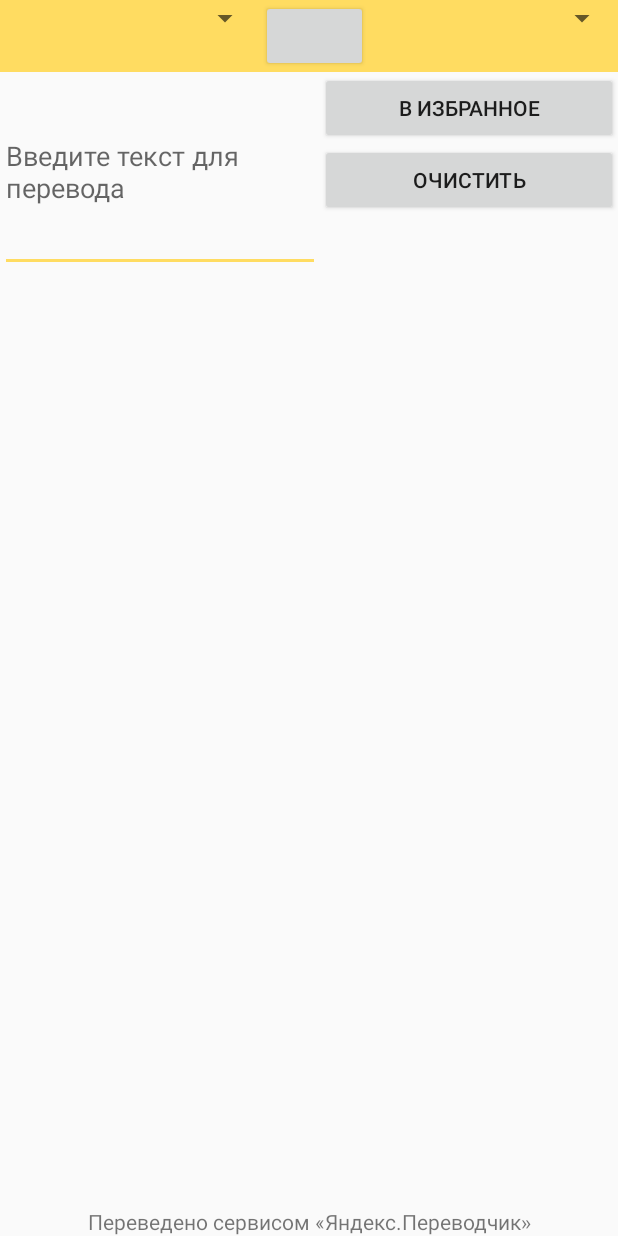
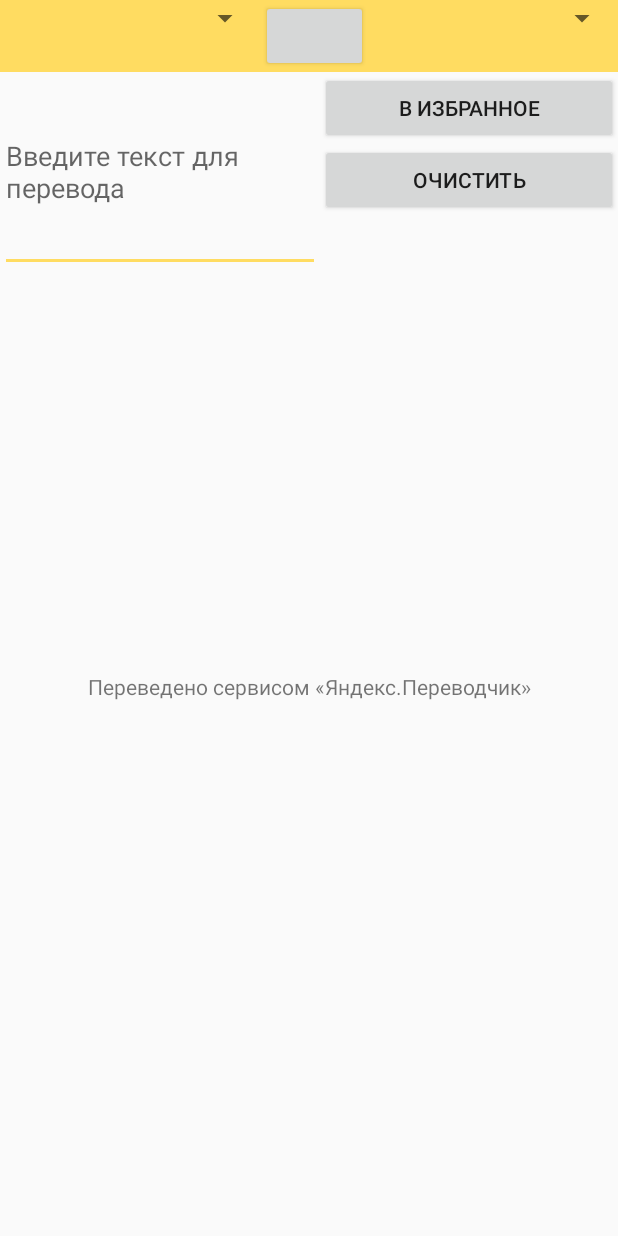
Before and after one commit to arthur-barsegyan/YaTranslator, an Android app: the layout fragment_translator.xml on its own in the app's theme, with its tools: preview values and no code run, on a phone screen of 412 x 824 dp. Run offline under Robolectric (Android 15) with nearby library versions, the phone set to English and light mode, and no system bars.

Commit message:
Fixed problem and added handler for network status

```diff
--- a/app/src/main/java/ru/nsu/arturbarsegyan/yatranslator/model/Model.java
+++ b/app/src/main/java/ru/nsu/arturbarsegyan/yatranslator/model/Model.java
@@ -21,6 +21,6 @@ public interface Model extends Observable {
 
     boolean addFavoriteTranslation(String favoriteTranslation);
     ArrayList<TranslationData> getFavoriteTranslations();
-// Observer при обновлении должен обновлять сразу все данные или можно разделять наблюдателей по категориям?
-// В данном случае наверное проще было бы обновлять все данные в наблюдателе сразу (сразу менять данные в GUI)
+
+    boolean isServerAvailable();
 }
--- a/app/src/main/java/ru/nsu/arturbarsegyan/yatranslator/view/View.java
+++ b/app/src/main/java/ru/nsu/arturbarsegyan/yatranslator/view/View.java
@@ -14,4 +14,5 @@ public interface View {
     void setPresenter(Presenter presenter);
 
     void showSaveErrorMessage(String errorMsg);
+    void showServerUnavailableState();
 }
--- a/app/src/main/res/layout/fragment_translator.xml
+++ b/app/src/main/res/layout/fragment_translator.xml
@@ -1,4 +1,5 @@
 <FrameLayout xmlns:android="http://schemas.android.com/apk/res/android"
+    xmlns:app="http://schemas.android.com/apk/res-auto"
     xmlns:tools="http://schemas.android.com/tools"
     android:id="@+id/translator_fragment_layout"
     android:layout_width="match_parent"
@@ -81,24 +82,52 @@
                     android:layout_weight="1"
                     android:text="Очистить" />
 
+
+                <TextView
+                    android:id="@+id/translationView"
+                    android:layout_width="match_parent"
+                    android:layout_height="120pt"
+                    android:text=""
+                    android:textIsSelectable="true"
+                    android:textSize="30sp"
+                    android:layout_below="@+id/userInputArea"
+                    android:layout_alignParentLeft="true"
+                    android:layout_alignParentStart="true" />
+
                 <TextView
                     android:id="@+id/usageTextView"
                     android:layout_width="match_parent"
                     android:layout_height="wrap_content"
-                    android:layout_alignParentBottom="true"
                     android:text="@string/usage_text"
-                    android:textAlignment="center" />
+                    android:textAlignment="center"
+                    android:layout_marginBottom="40dp"
+                    android:layout_below="@id/translationView"/>
 
-                <TextView
-                    android:id="@+id/translationView"
+                <LinearLayout
+                    android:id="@+id/networkStateLayout"
                     android:layout_width="match_parent"
-                    android:layout_height="wrap_content"
-                    android:text=""
-                    android:layout_above="@id/usageTextView"
+                    android:layout_height="match_parent"
                     android:layout_below="@id/userInputArea"
-                    android:textIsSelectable="true"
-                    android:textSize="30sp" />
+                    android:layout_centerHorizontal="true"
+                    android:orientation="vertical"
+                    android:visibility="invisible">
 
+
+                    <ImageView
+                        android:id="@+id/networkUnavailbleImage"
+                        android:layout_width="100pt"
+                        android:layout_height="50pt"
+                        android:layout_gravity="center"
+                        app:srcCompat="@drawable/network_unavailable_icon" />
+
+                    <TextView
+                        android:id="@+id/networkUnavailableText"
+                        android:layout_width="wrap_content"
+                        android:layout_height="wrap_content"
+                        android:layout_weight="1"
+                        android:text="@string/network_unavailable_text"
+                        android:textAlignment="center" />
+                </LinearLayout>
             </RelativeLayout>
 
         </LinearLayout>
--- a/app/src/main/res/values/strings.xml
+++ b/app/src/main/res/values/strings.xml
@@ -6,6 +6,7 @@
     <string name="title_activity_user_translations">UserTranslationsActivity</string>
     <string name="action_settings">Settings</string>
     <string name="section_format">Hello World from section: %1$d</string>
+    <string name="network_unavailable_text">Сервер недоступен или у вас отсутствует соединение с интернетом</string>
     <string name="translation_input_area_hint">Введите текст для перевода</string>
     <string name="usage_text">Переведено сервисом «Яндекс.Переводчик»</string>
 
```
Also changed, not shown: app/src/main/java/ru/nsu/arturbarsegyan/yatranslator/DBManager.java (+5 -2 lines), app/src/main/java/ru/nsu/arturbarsegyan/yatranslator/model/ModelImpl.java (+19 -3 lines), app/src/main/java/ru/nsu/arturbarsegyan/yatranslator/presenter/Presenter.java (+10 -0 lines), app/src/main/java/ru/nsu/arturbarsegyan/yatranslator/view/MainActivity.java (+25 -4 lines), app/src/main/java/ru/nsu/arturbarsegyan/yatranslator/view/TranslatorFragment.java (+24 -0 lines), app/src/main/res/drawable-hdpi/network_unavailable_icon.png (added), app/src/main/res/drawable-mdpi/network_unavailable_icon.png (added), app/src/main/res/drawable-xhdpi/network_unavailable_icon.png (added), app/src/main/res/drawable-xxhdpi/network_unavailable_icon.png (added).
